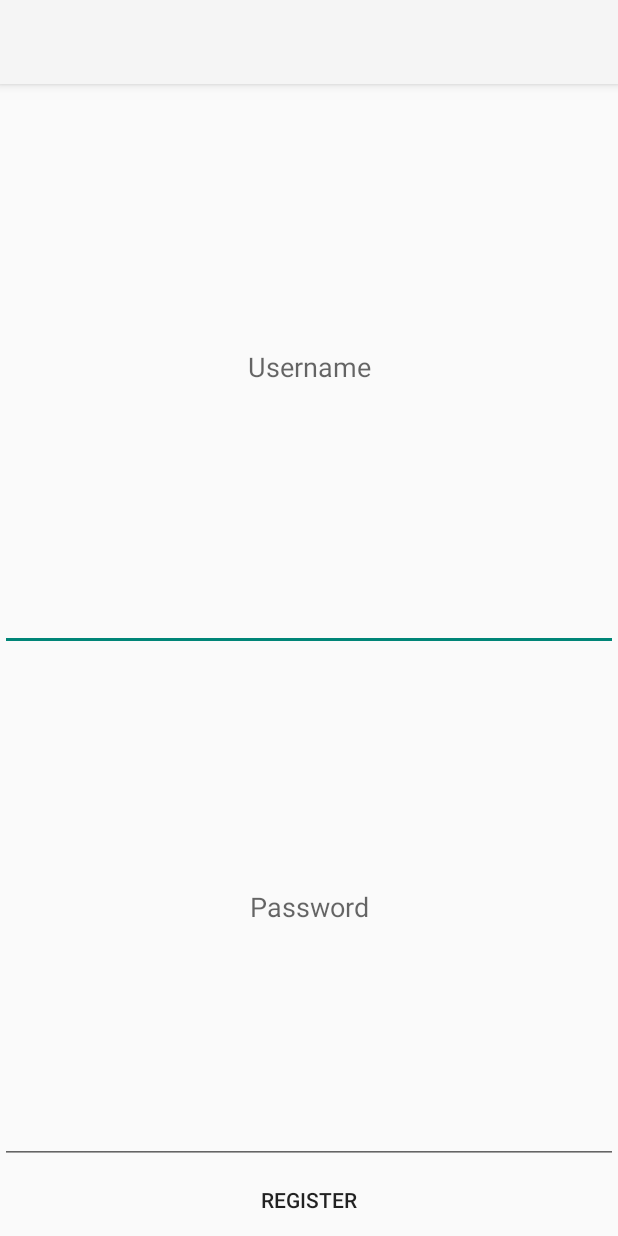
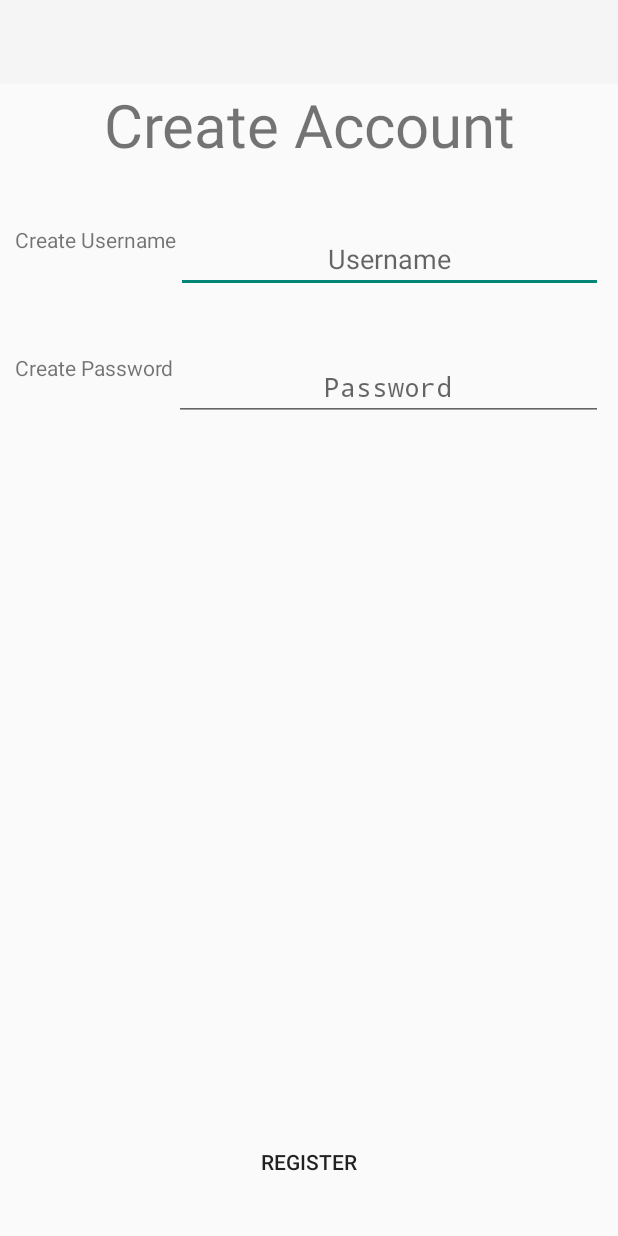
Before and after one commit to jimmyklein4/Challenge-Post, an Android app: the RegistrationActivity screen opened directly, with no data from a screen before it, on a phone screen of 412 x 824 dp. Run offline under Robolectric (Android 15) with nearby library versions, the phone set to English and light mode, and no system bars.

Commit message:
Made some things look a little better

```diff
--- a/app/src/main/java/org/tudev/challengepost/FeedView.java
+++ b/app/src/main/java/org/tudev/challengepost/FeedView.java
@@ -16,7 +16,7 @@ import android.widget.ListView;
  */
 public class FeedView extends AppCompatActivity {
 
-    private String[] feed = {"Feed1","Feed2","Feed3","Feed4","Feed5"};
+    private String[] feed = {"Friend 1 is a meme","Friend 2 is a sport","More memes","Other stuff","Feed5"};
 
     protected void onCreate(Bundle savedInstanceState){
         super.onCreate(savedInstanceState);
--- a/app/src/main/java/org/tudev/challengepost/LoginActivity.java
+++ b/app/src/main/java/org/tudev/challengepost/LoginActivity.java
@@ -40,7 +40,7 @@ public class LoginActivity extends Activity {
         }
     }
 
-    public void sendRegister(View view){
+    public void sendRegisterAction(View view){
         Intent rIntent = new Intent(this, RegistrationActivity.class);
         startActivity(rIntent);
         finish();
--- a/app/src/main/java/org/tudev/challengepost/MainActivity.java
+++ b/app/src/main/java/org/tudev/challengepost/MainActivity.java
@@ -17,7 +17,7 @@ public class MainActivity extends AppCompatActivity {
     public final static String EXTRA_DISCRIPTION = "org.tudev.challengepost.DISCRIPTION";
 
     //TODO: Get these values from the server
-    private String[] challenges = {"Challenge1","Challenge2","Challenge3", "Challenge4","Challenge5"};
+    private String[] challenges = {"Feed A Cat","Buy 1000 sporks","Enter a hackathon", "Make mistakes","Become a meme"};
     private ListView challengeListView;
     private ArrayAdapter challengeAdapter;
 
--- a/app/src/main/java/org/tudev/challengepost/UserActivity.java
+++ b/app/src/main/java/org/tudev/challengepost/UserActivity.java
@@ -9,6 +9,8 @@ import android.support.v7.widget.Toolbar;
  */
 public class UserActivity extends AppCompatActivity {
 
+    //TODO: Populate and update the information
+
     @Override
     protected void onCreate(Bundle savedInstanceState){
         super.onCreate(savedInstanceState);
--- a/app/src/main/res/layout/activity_main.xml
+++ b/app/src/main/res/layout/activity_main.xml
@@ -17,6 +17,9 @@
     <TextView
         android:layout_width="match_parent"
         android:layout_height="wrap_content"
+        android:paddingLeft="10dp"
+        android:paddingRight="10dp"
+        android:paddingBottom="20dp"
         android:textSize="20sp"
         android:textStyle="bold"
         android:text="@string/challenges"/>
@@ -24,6 +27,8 @@
         android:id="@+id/listChallenges"
         android:layout_width="match_parent"
         android:layout_height="match_parent"
+        android:paddingLeft="10dp"
+        android:paddingRight="10dp"
         android:layout_weight="1"
         android:drawSelectorOnTop="false" />
 
--- a/app/src/main/res/layout/login_activity.xml
+++ b/app/src/main/res/layout/login_activity.xml
@@ -29,6 +29,8 @@
     <LinearLayout
         android:layout_width="match_parent"
         android:layout_height="wrap_content"
+        android:paddingLeft="10dp"
+        android:paddingRight="10dp"
         android:orientation="horizontal">
         <TextView
             android:layout_width="wrap_content"
@@ -47,6 +49,8 @@
         android:layout_width="match_parent"
         android:layout_height="wrap_content"
         android:orientation="horizontal"
+        android:paddingRight="10dp"
+        android:paddingLeft="10dp"
         android:layout_marginBottom="20dp">
         <TextView
             android:layout_width="wrap_content"
--- a/app/src/main/res/layout/registration_acitivty.xml
+++ b/app/src/main/res/layout/registration_acitivty.xml
@@ -10,28 +10,63 @@
         android:layout_width="match_parent"
         android:layout_height="?attr/actionBarSize"
         android:background="?attr/colorPrimary"
-        android:elevation="4dp"
         android:theme="@style/ThemeOverlay.AppCompat.ActionBar"
         app:popupTheme="@style/ThemeOverlay.AppCompat.Light"/>
-
-    <EditText android:id="@+id/edit_username"
-        android:layout_weight="0.37"
+    <TextView
         android:layout_width="match_parent"
         android:layout_height="wrap_content"
-        android:hint="@string/edit_username"
-        android:textAlignment="center" />
-    <EditText android:id="@+id/edit_password"
-        android:layout_weight="0.38"
+        android:textAlignment="center"
+        android:textSize="40sp"
+        android:layout_marginBottom="40dp"
+        android:text="Create Account"/>
+    <LinearLayout
         android:layout_width="match_parent"
-        android:layout_height="0dp"
-        android:hint="@string/edit_password"
-        android:autoText="false"
-        android:textAlignment="center" />
+        android:layout_height="wrap_content"
+        android:orientation="horizontal"
+        android:paddingLeft="10dp"
+        android:paddingRight="10dp"
+        android:layout_marginBottom="40dp">
+        <TextView
+            android:layout_width="wrap_content"
+            android:layout_height="match_parent"
+            android:text="Create Username"/>
+        <EditText
+            android:id="@+id/edit_username"
+            android:layout_weight="0.37"
+            android:singleLine="true"
+            android:layout_width="0dp"
+            android:layout_height="wrap_content"
+            android:hint="@string/edit_username"
+            android:textAlignment="center" />
+    </LinearLayout>
+    <LinearLayout
+        android:layout_width="match_parent"
+        android:layout_height="wrap_content"
+        android:paddingLeft="10dp"
+        android:paddingRight="10dp">
+        <TextView
+            android:layout_width="wrap_content"
+            android:layout_height="match_parent"
+            android:text="Create Password"/>
+        <EditText
+            android:id="@+id/edit_password"
+            android:singleLine="true"
+            android:layout_weight="0.38"
+            android:layout_width="0dp"
+            android:layout_height="match_parent"
+            android:hint="@string/edit_password"
+            android:inputType="textPassword"
+            android:textAlignment="center" />
+    </LinearLayout>
+
     <Button android:id="@+id/button_register"
         android:layout_width="fill_parent"
-        android:layout_height="wrap_content"
+        android:layout_height="0dp"
+        android:layout_weight="1"
         android:text="@string/button_register"
+        android:paddingBottom="40dp"
         android:onClick="sendRegister"
         android:textAlignment="center"
+        android:gravity="bottom"
         style="?android:attr/borderlessButtonStyle"/>
 </LinearLayout>
```
Also changed, not shown: app/src/main/res/layout/feed_view.xml (+6 -1 lines).
